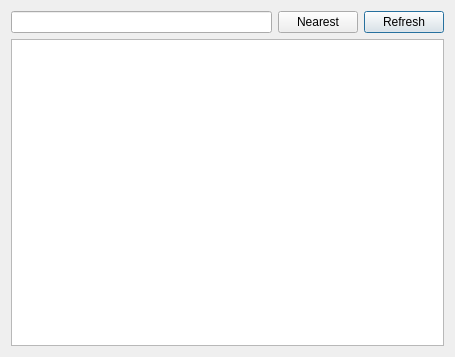
This is src/stationslistdialog.ui in iksaif/lugdulov as Qt 5 draws it before an edit. The edited form follows.
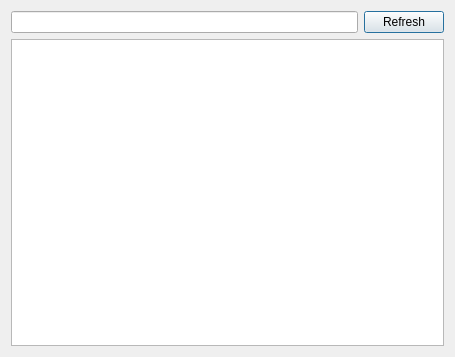
This is the edited form. Custom widgets are drawn as their Qt base class.

What changed in the file:
```diff
--- a/src/stationslistdialog.ui
+++ b/src/stationslistdialog.ui
@@ -17,21 +17,14 @@
    <item row="0" column="0">
     <widget class="QLineEdit" name="lineEdit"/>
    </item>
-   <item row="0" column="2">
+   <item row="0" column="1">
     <widget class="QPushButton" name="refreshButton">
      <property name="text">
       <string>Refresh</string>
      </property>
     </widget>
    </item>
-   <item row="0" column="1">
-    <widget class="QPushButton" name="nearButton">
-     <property name="text">
-      <string>Nearest</string>
-     </property>
-    </widget>
-   </item>
-   <item row="1" column="0" colspan="3">
+   <item row="1" column="0" colspan="2">
     <widget class="StationsListView" name="listView">
      <property name="alternatingRowColors">
       <bool>true</bool>
```
